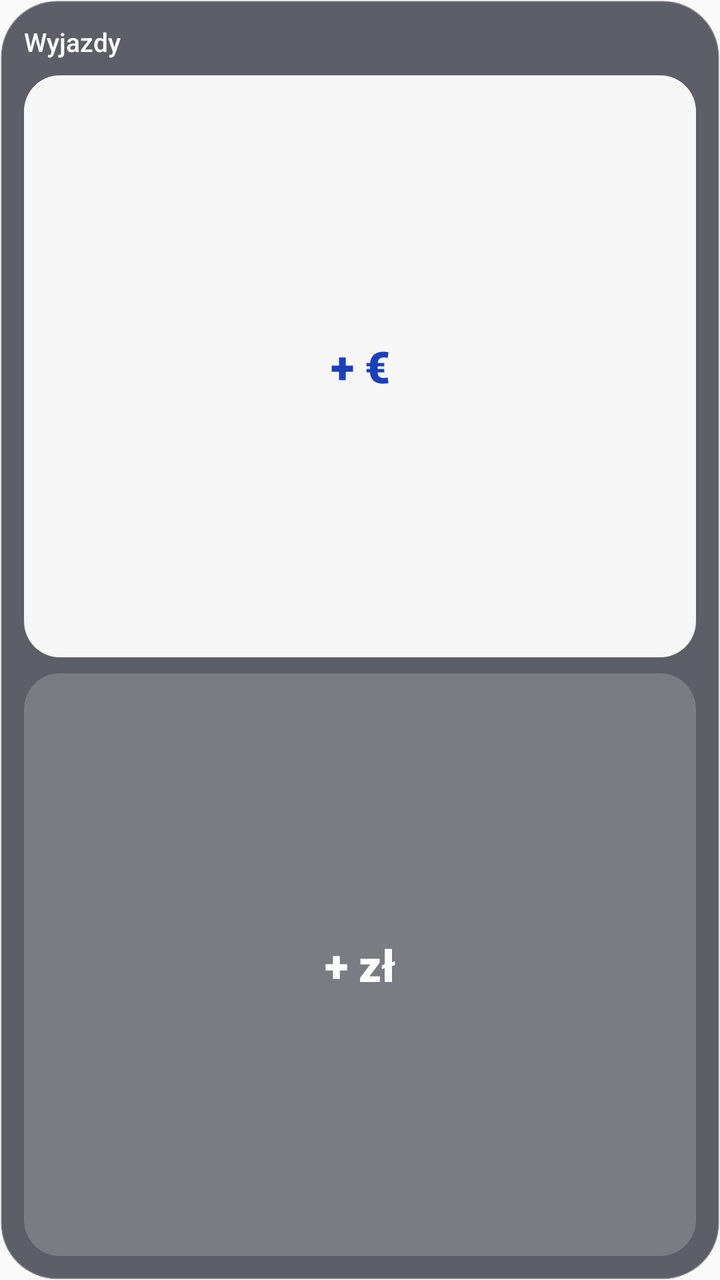
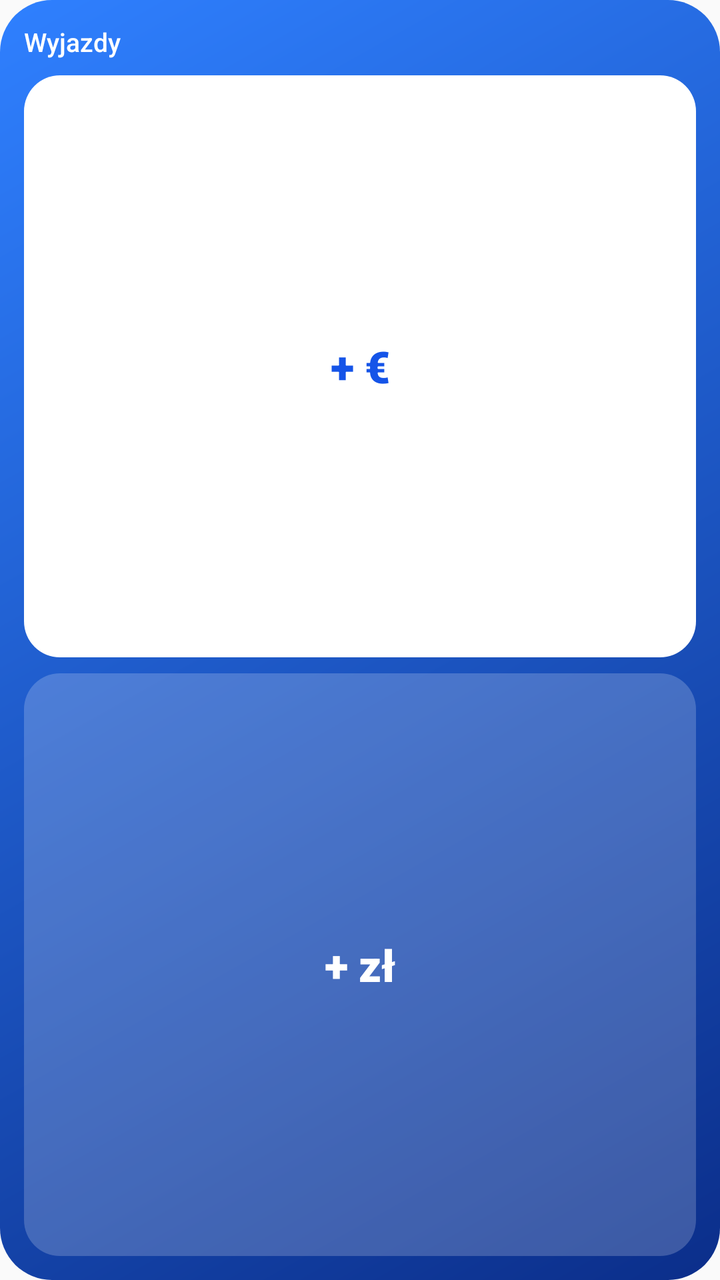

Compare the two renders of this Android layout. The source of the first and the diff that turns it into the second are given below.
<!-- AndroidManifest.xml: application theme AppTheme -->
<!-- res/layout/widget_quick.xml -->
<?xml version="1.0" encoding="utf-8"?>
<LinearLayout xmlns:android="http://schemas.android.com/apk/res/android"
    android:id="@+id/quick_root"
    android:layout_width="match_parent"
    android:layout_height="match_parent"
    android:orientation="vertical"
    android:padding="12dp"
    android:background="@drawable/widget_bg">

    <TextView
        android:id="@+id/quick_title"
        android:layout_width="match_parent"
        android:layout_height="wrap_content"
        android:text="Wyjazdy"
        android:textColor="#FFFFFF"
        android:textSize="13sp"
        android:fontFamily="sans-serif-medium"
        android:maxLines="1"
        android:ellipsize="end" />

    <TextView
        android:id="@+id/quick_foreign"
        android:layout_width="match_parent"
        android:layout_height="0dp"
        android:layout_weight="1"
        android:layout_marginTop="8dp"
        android:gravity="center"
        android:text="+ €"
        android:textSize="22sp"
        android:fontFamily="sans-serif-black"
        android:textColor="#1A3FB8"
        android:background="@drawable/widget_btn_primary" />

    <TextView
        android:id="@+id/quick_pln"
        android:layout_width="match_parent"
        android:layout_height="0dp"
        android:layout_weight="1"
        android:layout_marginTop="8dp"
        android:gravity="center"
        android:text="+ zł"
        android:textSize="22sp"
        android:fontFamily="sans-serif-black"
        android:textColor="#FFFFFF"
        android:background="@drawable/widget_btn_glass" />
</LinearLayout>
<!-- resources referenced by this layout -->
<resources>
  <!-- drawable widget_bg (drawable) -->
  <?xml version="1.0" encoding="utf-8"?>
  <shape xmlns:android="http://schemas.android.com/apk/res/android" android:shape="rectangle">
      <solid android:color="#B31B1F2A" />
      <stroke android:width="1dp" android:color="#38FFFFFF" />
      <corners android:radius="28dp" />
  </shape>
  <!-- drawable widget_btn_glass (drawable) -->
  <?xml version="1.0" encoding="utf-8"?>
  <shape xmlns:android="http://schemas.android.com/apk/res/android" android:shape="rectangle">
      <solid android:color="#2EFFFFFF" />
      <corners android:radius="18dp" />
  </shape>
  <!-- drawable widget_btn_primary (drawable) -->
  <?xml version="1.0" encoding="utf-8"?>
  <shape xmlns:android="http://schemas.android.com/apk/res/android" android:shape="rectangle">
      <solid android:color="#F2FFFFFF" />
      <corners android:radius="18dp" />
  </shape>
  <style name="AppTheme" parent="Theme.AppCompat.DayNight.NoActionBar">
          <item name="colorPrimary">@color/colorPrimary</item>
          <item name="colorPrimaryDark">@color/colorPrimaryDark</item>
          <item name="colorAccent">@color/colorAccent</item>
      </style>
  <color name="colorPrimary">#2457F5</color>
  <color name="colorPrimaryDark">#1A3FB8</color>
  <color name="colorAccent">#FF8A3D</color>
</resources>

<!-- the commit's change to res/layout/widget_quick.xml (unified diff, before → after) -->
@@ -5,7 +5,7 @@
     android:layout_height="match_parent"
     android:orientation="vertical"
     android:padding="12dp"
-    android:background="@drawable/widget_bg">
+    android:background="@drawable/wbg_blue">
 
     <TextView
         android:id="@+id/quick_title"
@@ -28,8 +28,8 @@
         android:text="+ €"
         android:textSize="22sp"
         android:fontFamily="sans-serif-black"
-        android:textColor="#1A3FB8"
-        android:background="@drawable/widget_btn_primary" />
+        android:textColor="#1554E8"
+        android:background="@drawable/wbtn_white" />
 
     <TextView
         android:id="@+id/quick_pln"
@@ -42,5 +42,5 @@
         android:textSize="22sp"
         android:fontFamily="sans-serif-black"
         android:textColor="#FFFFFF"
-        android:background="@drawable/widget_btn_glass" />
+        android:background="@drawable/wbtn_glass" />
 </LinearLayout>
<!-- resource entries referenced after the edit -->
@@ -1,22 +1,23 @@
 <!-- resources referenced by this layout -->
 <resources>
-  <!-- drawable widget_bg (drawable) -->
+  <!-- drawable wbg_blue (drawable) -->
   <?xml version="1.0" encoding="utf-8"?>
   <shape xmlns:android="http://schemas.android.com/apk/res/android" android:shape="rectangle">
-      <solid android:color="#B31B1F2A" />
-      <stroke android:width="1dp" android:color="#38FFFFFF" />
-      <corners android:radius="28dp" />
+      <gradient android:angle="315" android:startColor="#2F80FF" android:endColor="#0B2E8A" />
+      <corners android:radius="26dp" />
   </shape>
-  <!-- drawable widget_btn_glass (drawable) -->
+  <!-- drawable wbtn_glass (drawable) -->
   <?xml version="1.0" encoding="utf-8"?>
   <shape xmlns:android="http://schemas.android.com/apk/res/android" android:shape="rectangle">
-      <solid android:color="#2EFFFFFF" />
+      <solid android:color="#33FFFFFF" />
+      
       <corners android:radius="18dp" />
   </shape>
-  <!-- drawable widget_btn_primary (drawable) -->
+  <!-- drawable wbtn_white (drawable) -->
   <?xml version="1.0" encoding="utf-8"?>
   <shape xmlns:android="http://schemas.android.com/apk/res/android" android:shape="rectangle">
-      <solid android:color="#F2FFFFFF" />
+      <solid android:color="#FFFFFF" />
+      
       <corners android:radius="18dp" />
   </shape>
   <style name="AppTheme" parent="Theme.AppCompat.DayNight.NoActionBar">
